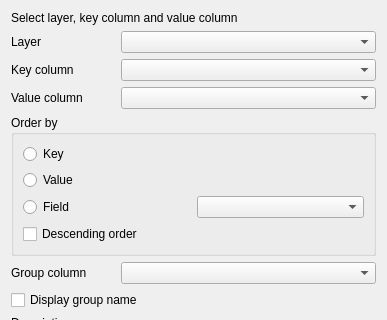
The window that src/ui/editorwidgets/qgsvaluerelationconfigdlgbase.ui (qgis/QGIS) describes before a commit, drawn with Qt 5; both pictures show x 0 to 387 and y 0 to 320 of the 387 by 620 pixel window.
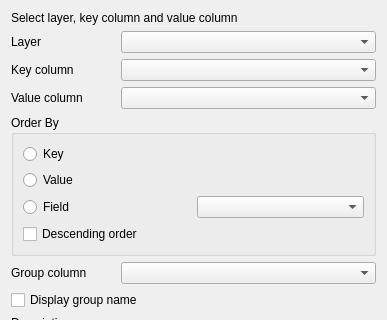
The same window after the commit. Icons and pictures are not drawn. Custom widgets are drawn as their Qt base class.

The edit to the form file:
```diff
--- a/src/ui/editorwidgets/qgsvaluerelationconfigdlgbase.ui
+++ b/src/ui/editorwidgets/qgsvaluerelationconfigdlgbase.ui
@@ -179,7 +179,7 @@
    <item row="4" column="0" rowspan="2" colspan="2">
     <widget class="QgsCollapsibleGroupBox" name="mOrderByGroupBox">
      <property name="title">
-      <string>Order by</string>
+      <string>Order By</string>
      </property>
      <layout class="QVBoxLayout" name="verticalLayout">
       <item>
```
